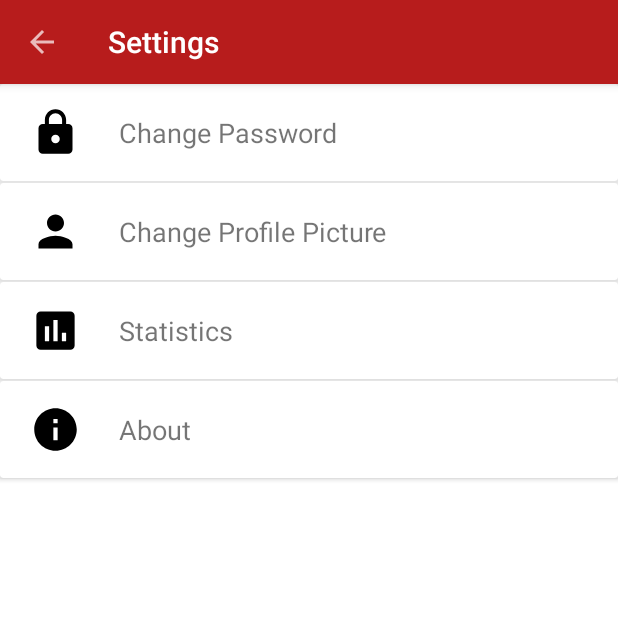
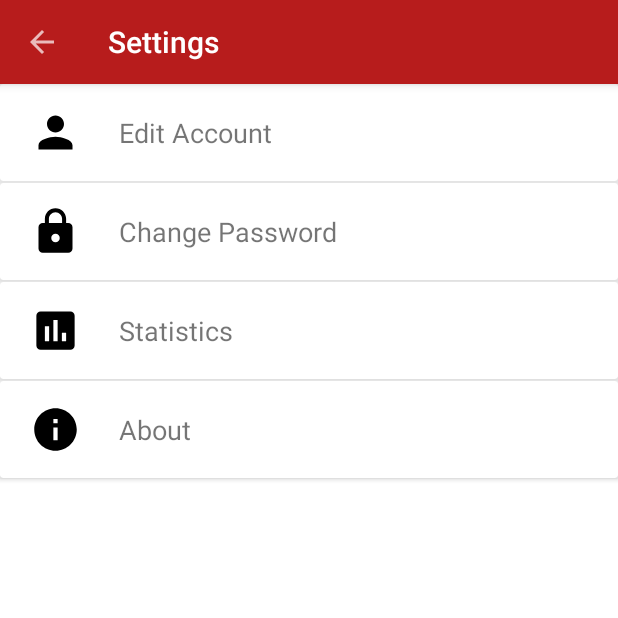
Before and after one commit to devsda12/Secret_ProjectV10122, an Android app: the SettingsActivity screen opened directly, with no data from a screen before it, on a phone screen of 412 x 824 dp, the top half of it. Run offline under Robolectric (Android 15) with nearby library versions, the phone set to English and light mode, and no system bars; our stand-ins replace Volley; network calls fail.

Commit message:
Changing Settings

```diff
--- a/app/src/main/AndroidManifest.xml
+++ b/app/src/main/AndroidManifest.xml
@@ -12,6 +12,8 @@
         android:roundIcon="@mipmap/sapp_launcher_round"
         android:supportsRtl="true"
         android:theme="@style/AppTheme">
+
+        <activity android:name=".Account"></activity>
         <activity android:name=".ProfilePicActivity" android:screenOrientation="portrait"/>
         <activity android:name="com.theartofdev.edmodo.cropper.CropImageActivity"
             android:theme="@style/AppThemeWithActionBar"/>
--- a/app/src/main/java/com/Secret_Labs/secret_projectv10122/SettingsActivity.java
+++ b/app/src/main/java/com/Secret_Labs/secret_projectv10122/SettingsActivity.java
@@ -1,18 +1,12 @@
 package com.Secret_Labs.secret_projectv10122;
 
-import android.app.Activity;
-import android.app.ProgressDialog;
 import android.content.Intent;
 import android.content.SharedPreferences;
-import android.graphics.Bitmap;
-import android.net.Uri;
-import android.provider.MediaStore;
 import android.support.v7.app.AppCompatActivity;
 import android.os.Bundle;
 import android.support.v7.widget.CardView;
 import android.support.v7.widget.Toolbar;
 import android.view.View;
-import android.widget.Toast;
 
 public class SettingsActivity extends AppCompatActivity {
 
@@ -35,21 +29,21 @@ public class SettingsActivity extends AppCompatActivity {
         getSupportActionBar().setDisplayHomeAsUpEnabled(true);
         getSupportActionBar().setDisplayShowHomeEnabled(true);
 
-        CardView viewPass = (CardView) findViewById(R.id.cardViewPass);
-        CardView viewProfilePicture =  (CardView) findViewById(R.id.cardViewProfilePic);
+        CardView viewEditAccount = (CardView) findViewById(R.id.cardViewEditAccount);
+        CardView viewPass =  (CardView) findViewById(R.id.cardViewProfilePic);
         CardView viewStats = (CardView) findViewById(R.id.cardViewStats);
         CardView viewAbout = (CardView) findViewById(R.id.cardViewAbout);
 
+        viewEditAccount.setOnClickListener(new View.OnClickListener() {
+            @Override
+            public void onClick(View v) {
+                startActivity(new Intent(SettingsActivity.this, Account.class));
+            }
+        });
         viewPass.setOnClickListener(new View.OnClickListener() {
             @Override
             public void onClick(View v) {
                 startActivity(new Intent(SettingsActivity.this, ChangePass.class));
-            }
-        });
-        viewProfilePicture.setOnClickListener(new View.OnClickListener() {
-            @Override
-            public void onClick(View v) {
-                startActivity(new Intent(SettingsActivity.this, ProfilePicActivity.class));
             }
         });
         viewStats.setOnClickListener(new View.OnClickListener() {
--- /dev/null
+++ b/app/src/main/res/drawable/action_edit_white_24dp.xml
@@ -0,0 +1,5 @@
+<vector android:height="24dp" android:tint="#FFFFFF"
+    android:viewportHeight="24.0" android:viewportWidth="24.0"
+    android:width="24dp" xmlns:android="http://schemas.android.com/apk/res/android">
+    <path android:fillColor="#FF000000" android:pathData="M3,17.25V21h3.75L17.81,9.94l-3.75,-3.75L3,17.25zM20.71,7.04c0.39,-0.39 0.39,-1.02 0,-1.41l-2.34,-2.34c-0.39,-0.39 -1.02,-0.39 -1.41,0l-1.83,1.83 3.75,3.75 1.83,-1.83z"/>
+</vector>
--- a/app/src/main/res/layout/activity_settings.xml
+++ b/app/src/main/res/layout/activity_settings.xml
@@ -15,11 +15,13 @@
         android:layout_height="0dp"
         app:layout_constraintBottom_toBottomOf="parent"
         app:layout_constraintEnd_toEndOf="parent"
+        app:layout_constraintHorizontal_bias="0.0"
         app:layout_constraintStart_toStartOf="parent"
-        app:layout_constraintTop_toBottomOf="@+id/settingsToolbar">
+        app:layout_constraintTop_toBottomOf="@+id/settingsToolbar"
+        app:layout_constraintVertical_bias="0.0">
 
         <android.support.v7.widget.CardView
-            android:id="@+id/cardViewPass"
+            android:id="@+id/cardViewEditAccount"
             android:layout_width="match_parent"
             android:layout_height="wrap_content"
             android:foreground="?android:attr/selectableItemBackgroundBorderless"
@@ -36,21 +38,21 @@
                 app:layout_constraintTop_toBottomOf="@+id/settingsToolbar">
 
                 <TextView
-                    android:id="@+id/textView4"
+                    android:id="@+id/changeProfilePicTV3"
                     android:layout_width="wrap_content"
                     android:layout_height="wrap_content"
                     android:layout_marginStart="25dp"
                     android:layout_marginTop="20dp"
                     android:layout_marginBottom="20dp"
-                    android:text="@string/passButton"
+                    android:text="@string/editAccountButton"
                     android:textSize="18sp"
                     app:layout_constraintBottom_toBottomOf="parent"
-                    app:layout_constraintStart_toEndOf="@+id/imageView3"
+                    app:layout_constraintStart_toEndOf="@+id/changeProfilePicImageView3"
                     app:layout_constraintTop_toTopOf="parent"
                     app:layout_constraintVertical_bias="1.0" />
 
                 <ImageView
-                    android:id="@+id/imageView3"
+                    android:id="@+id/changeProfilePicImageView3"
                     android:layout_width="34dp"
                     android:layout_height="34dp"
                     android:layout_marginStart="20dp"
@@ -59,7 +61,8 @@
                     app:layout_constraintBottom_toBottomOf="parent"
                     app:layout_constraintStart_toStartOf="parent"
                     app:layout_constraintTop_toTopOf="parent"
-                    app:srcCompat="@drawable/ic_action_lock" />
+                    app:srcCompat="@drawable/ic_action_changepicture" />
+
             </android.support.constraint.ConstraintLayout>
         </android.support.v7.widget.CardView>
 
@@ -164,7 +167,7 @@
             android:foreground="?android:attr/selectableItemBackgroundBorderless"
             app:layout_constraintEnd_toEndOf="parent"
             app:layout_constraintStart_toStartOf="parent"
-            app:layout_constraintTop_toBottomOf="@+id/cardViewPass">
+            app:layout_constraintTop_toBottomOf="@+id/cardViewEditAccount">
 
             <android.support.constraint.ConstraintLayout
                 android:layout_width="match_parent"
@@ -181,15 +184,15 @@
                     android:layout_marginStart="25dp"
                     android:layout_marginTop="20dp"
                     android:layout_marginBottom="20dp"
-                    android:text="@string/profilePicButton"
+                    android:text="@string/changpass_changePassButton"
                     android:textSize="18sp"
                     app:layout_constraintBottom_toBottomOf="parent"
-                    app:layout_constraintStart_toEndOf="@+id/changeProfilePicImageView"
+                    app:layout_constraintStart_toEndOf="@+id/imageView3"
                     app:layout_constraintTop_toTopOf="parent"
                     app:layout_constraintVertical_bias="1.0" />
 
                 <ImageView
-                    android:id="@+id/changeProfilePicImageView"
+                    android:id="@+id/imageView3"
                     android:layout_width="34dp"
                     android:layout_height="34dp"
                     android:layout_marginStart="20dp"
@@ -198,7 +201,7 @@
                     app:layout_constraintBottom_toBottomOf="parent"
                     app:layout_constraintStart_toStartOf="parent"
                     app:layout_constraintTop_toTopOf="parent"
-                    app:srcCompat="@drawable/ic_action_changepicture" />
+                    app:srcCompat="@drawable/ic_action_lock" />
             </android.support.constraint.ConstraintLayout>
         </android.support.v7.widget.CardView>
 
--- a/app/src/main/res/values/strings.xml
+++ b/app/src/main/res/values/strings.xml
@@ -41,8 +41,8 @@
     <!-- SETTINGS ACTIVITY STARTS HERE -->
     <string name="statisticsButton">Statistics</string>
     <string name="aboutButton">About</string>
-    <string name="passButton">Change Password</string>
-    <string name="profilePicButton">Change Profile Picture</string>
+    <string name="notificationsButton">Enable Notifications</string>
+    <string name="editAccountButton">Edit Account</string>
     <!-- SETTINGS ACTIVITY ENDS HERE -->
 
     <!-- STATISTICS ACTIVITY STARTS HERE -->
```
Also changed, not shown: app/src/main/java/com/Secret_Labs/secret_projectv10122/Account.java (added, +45 -0 lines), app/src/main/res/drawable/action_edit_black_24dp.xml (added, +9 -0 lines), app/src/main/res/layout/activity_account.xml (added, +179 -0 lines).
